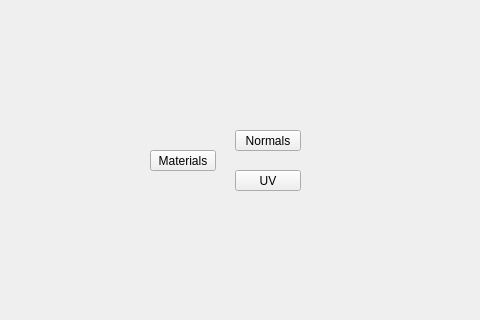
Before: the Qt Designer form ui/materials_submenu.ui in m3trik/Scripts_portable, drawn with Qt 5; both pictures show x 120 to 600 and y 140 to 460 of the 600 by 600 pixel window.
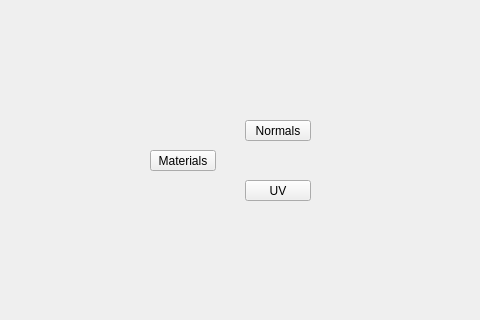
After: the same form once the commit is applied.

The edit to the form file:
```diff
--- a/ui/materials_submenu.ui
+++ b/ui/materials_submenu.ui
@@ -62,8 +62,8 @@
    <widget class="QPushButton" name="i018">
     <property name="geometry">
      <rect>
-      <x>355</x>
-      <y>310</y>
+      <x>365</x>
+      <y>320</y>
       <width>66</width>
       <height>21</height>
      </rect>
@@ -90,8 +90,8 @@
    <widget class="QPushButton" name="i005">
     <property name="geometry">
      <rect>
-      <x>355</x>
-      <y>270</y>
+      <x>365</x>
+      <y>260</y>
       <width>66</width>
       <height>21</height>
      </rect>
```
